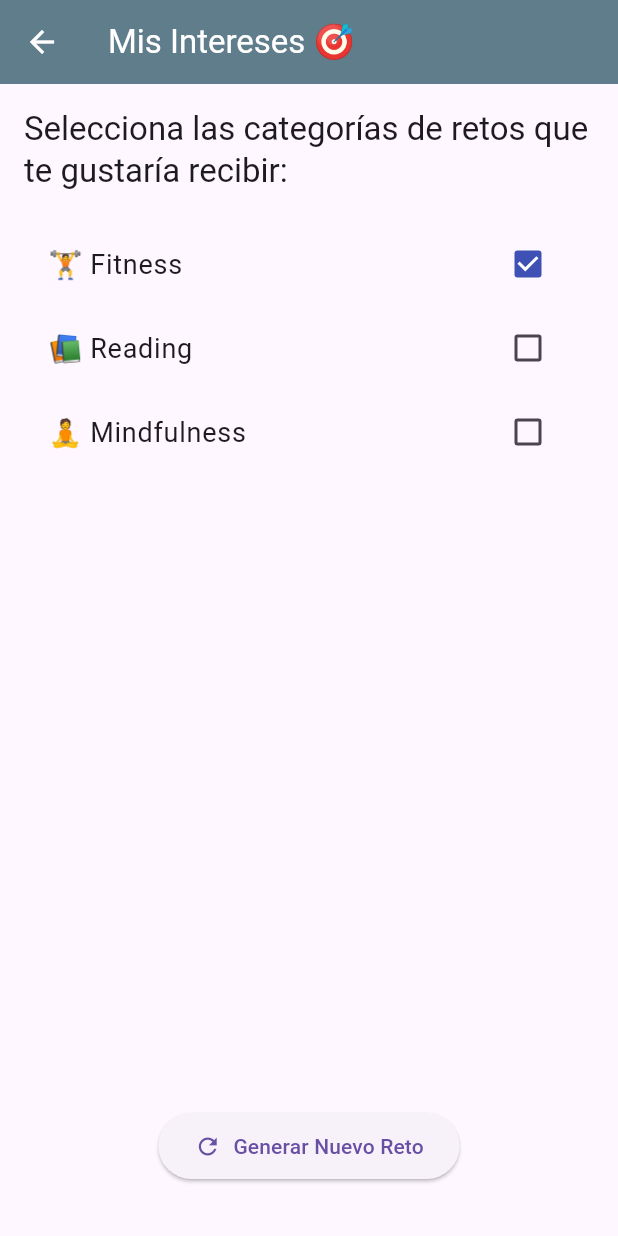
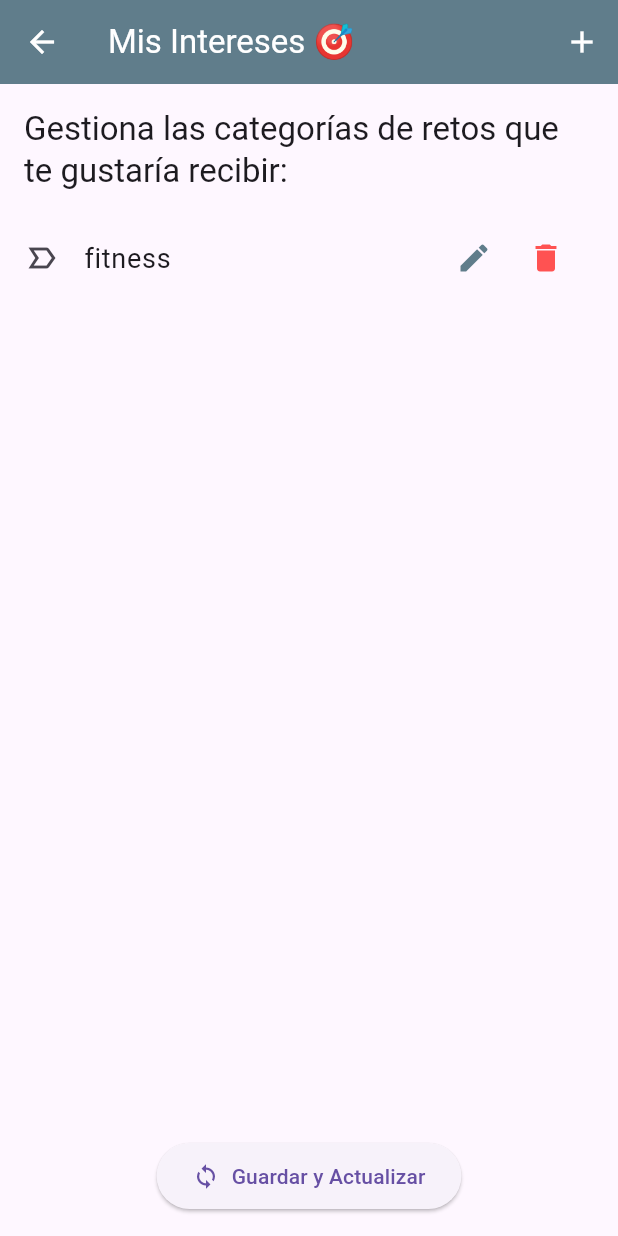
Before and after one commit to JTastico/Retos_Diarios, a Flutter app: the ProfileScreen screen opened directly, on a phone screen of 412 x 824 dp. Run offline on Flutter 3.47's test engine with Material 3 defaults, Android fonts, the phone set to English and light mode, and no system bars; our stand-ins replace confetti, flutter_local_notifications, flutter_svg, google_generative_ai, permission_handler, shared_preferences; missing offline and left inert: flutter_background_service; accounts and stored records are empty.

Commit message:
tipo de reto CRUD y seleccion

```diff
--- a/lib/models/challenge.dart
+++ b/lib/models/challenge.dart
@@ -1,18 +1,17 @@
 // lib/models/challenge.dart
 
-enum ChallengeType { fitness, reading, mindfulness }
+// ASEGÚRATE DE QUE EL ENUM 'ChallengeType' YA NO EXISTA EN ESTE ARCHIVO.
 
 class Challenge {
   final String id;
   final String title;
   final String description;
-  final ChallengeType type;
+  final String type; // Esto ahora es un String.
   final DateTime date;
 
-  // --- CAMPOS AÑADIDOS ---
   final bool isTimerBased;
-  final int durationInMinutes; // Duración de una sesión del temporizador
-  final int intervalInMinutes; // Cada cuánto se repite (0 si no se repite)
+  final int durationInMinutes;
+  final int intervalInMinutes;
 
   Challenge({
     required this.id,
@@ -25,13 +24,12 @@ class Challenge {
     this.intervalInMinutes = 0,
   });
 
-  // Fábrica actualizada para manejar los nuevos campos
   factory Challenge.fromJson(Map<String, dynamic> json) {
     return Challenge(
       id: json['id'],
       title: json['title'],
       description: json['description'],
-      type: ChallengeType.values.firstWhere((e) => e.name == json['type']),
+      type: json['type'],
       date: DateTime.parse(json['date']),
       isTimerBased: json['isTimerBased'] ?? false,
       durationInMinutes: json['durationInMinutes'] ?? 0,
--- a/lib/models/user_progress.dart
+++ b/lib/models/user_progress.dart
@@ -1,11 +1,9 @@
 // lib/models/user_progress.dart
-
-import 'challenge.dart';
 
 class UserProgress {
   final Set<String> completedChallengeIds;
   final Set<String> unlockedBadgeIds;
-  final Set<ChallengeType> preferredChallengeTypes;
+  final Set<String> preferredChallengeTypes; // CAMBIADO: de ChallengeType a String
 
   UserProgress({
     required this.completedChallengeIds,
--- a/lib/views/profile_screen.dart
+++ b/lib/views/profile_screen.dart
@@ -3,104 +3,148 @@
 import 'package:flutter/material.dart';
 import 'package:provider/provider.dart';
 import '../controllers/challenge_controller.dart';
-import '../models/challenge.dart';
 
 class ProfileScreen extends StatelessWidget {
   const ProfileScreen({super.key});
 
   @override
   Widget build(BuildContext context) {
-    // Usamos Consumer para reconstruir solo la parte necesaria cuando cambian los datos
+    // Usamos 'Consumer' para acceder al controlador
     return Consumer<ChallengeController>(
       builder: (context, controller, child) {
-        final currentPrefs = controller.userProgress?.preferredChallengeTypes ?? {};
+        final interests = controller.userProgress?.preferredChallengeTypes.toList() ?? [];
 
         return Scaffold(
           appBar: AppBar(
             title: const Text('Mis Intereses 🎯'),
             backgroundColor: Colors.blueGrey,
             foregroundColor: Colors.white,
+            actions: [
+              IconButton(
+                icon: const Icon(Icons.add),
+                onPressed: () => _showInterestDialog(context, controller),
+                tooltip: 'Añadir Interés',
+              ),
+            ],
           ),
           body: controller.isLoading
               ? const Center(child: CircularProgressIndicator())
-              : Padding(
-                  padding: const EdgeInsets.all(16.0),
-                  child: Column(
+              : Column(
                   crossAxisAlignment: CrossAxisAlignment.start,
                   children: [
-                      Text(
-                        'Selecciona las categorías de retos que te gustaría recibir:',
+                    Padding(
+                      padding: const EdgeInsets.all(16.0),
+                      child: Text(
+                        'Gestiona las categorías de retos que te gustaría recibir:',
                         style: Theme.of(context).textTheme.titleLarge,
                       ),
-                      const SizedBox(height: 20),
-                      // Generamos una lista de Checkbox para cada tipo de reto
-                      ...ChallengeType.values.map((type) {
-                        return CheckboxListTile(
-                          title: Text(
-                            '${_getEmojiForType(type)} ${type.name[0].toUpperCase()}${type.name.substring(1)}',
-                            style: const TextStyle(fontSize: 18),
                     ),
-                          value: currentPrefs.contains(type),
-                          onChanged: (bool? isSelected) {
-                            if (isSelected == null) return;
-
-                            Set<ChallengeType> newPrefs = Set.from(currentPrefs);
-                            if (isSelected) {
-                              newPrefs.add(type);
-                            } else {
-                              // Evitar que el usuario deseleccione la última opción
-                              if (newPrefs.length > 1) {
-                                newPrefs.remove(type);
+                    Expanded(
+                      child: ListView.builder(
+                        itemCount: interests.length,
+                        itemBuilder: (context, index) {
+                          final interest = interests[index];
+                          return ListTile(
+                            leading: const Icon(Icons.label_important_outline),
+                            title: Text(interest, style: const TextStyle(fontSize: 18)),
+                            trailing: Row(
+                              mainAxisSize: MainAxisSize.min,
+                              children: [
+                                IconButton(
+                                  icon: const Icon(Icons.edit, color: Colors.blueGrey),
+                                  onPressed: () => _showInterestDialog(context, controller, existingInterest: interest),
+                                ),
+                                IconButton(
+                                  icon: const Icon(Icons.delete, color: Colors.redAccent),
+                                  onPressed: () {
+                                    if (interests.length > 1) {
+                                      controller.deleteInterest(interest);
                                     } else {
                                       ScaffoldMessenger.of(context).showSnackBar(
                                         const SnackBar(
-                                    content: Text('Debes tener al menos una categoría seleccionada.'),
+                                          content: Text('Debes tener al menos un interés.'),
                                           backgroundColor: Colors.red,
                                         ),
                                       );
                                     }
-                            }
-                            controller.updatePreferredTypes(newPrefs);
                                   },
-                          activeColor: Colors.indigo,
+                                ),
+                              ],
+                            ),
                           );
-                      }).toList(),
-                       const Spacer(),
+                        },
+                      ),
+                    ),
                     Center(
+                      child: Padding(
+                        padding: const EdgeInsets.all(16.0),
                         child: ElevatedButton.icon(
-                            icon: const Icon(Icons.refresh),
-                            label: const Text('Generar Nuevo Reto'),
+                          icon: const Icon(Icons.sync),
+                          label: const Text('Guardar y Actualizar'),
                           onPressed: () {
-                              controller.loadInitialData(); // Vuelve a cargar los datos
+                            // --- ESTA ES LA LÍNEA CORREGIDA ---
+                            // Se llama a 'loadUserData' que ahora existe en el controlador.
+                            controller.loadUserData();
                             ScaffoldMessenger.of(context).showSnackBar(
                               const SnackBar(
-                                    content: Text('Generando nuevo reto basado en tus intereses...'),
+                                content: Text('Intereses actualizados. Ve a la pestaña Reto para generar uno nuevo.'),
                                 backgroundColor: Colors.green,
+                                duration: Duration(seconds: 3),
                               ),
                             );
                           },
                           style: ElevatedButton.styleFrom(
-                              padding: const EdgeInsets.symmetric(horizontal: 24, vertical: 12)
+                            padding: const EdgeInsets.symmetric(horizontal: 24, vertical: 12),
                           ),
                         ),
                       ),
-                       const SizedBox(height: 20),
+                    ),
                   ],
-                  ),
                 ),
         );
       },
     );
   }
 
-  String _getEmojiForType(ChallengeType type) {
-    switch (type) {
-      case ChallengeType.fitness:
-        return '🏋️';
-      case ChallengeType.reading:
-        return '📚';
-      case ChallengeType.mindfulness:
-        return '🧘';
+  void _showInterestDialog(BuildContext context, ChallengeController controller, {String? existingInterest}) {
+    final textController = TextEditingController(text: existingInterest);
+    final isEditing = existingInterest != null;
+
+    showDialog(
+      context: context,
+      builder: (dialogContext) {
+        return AlertDialog(
+          title: Text(isEditing ? 'Editar Interés' : 'Añadir Interés'),
+          content: TextField(
+            controller: textController,
+            autofocus: true,
+            decoration: const InputDecoration(
+              labelText: 'Nombre del interés',
+              hintText: 'Ej: Fitness, Lectura, Cocina',
+            ),
+          ),
+          actions: [
+            TextButton(
+              onPressed: () => Navigator.of(dialogContext).pop(),
+              child: const Text('Cancelar'),
+            ),
+            ElevatedButton(
+              onPressed: () {
+                final newInterest = textController.text.trim();
+                if (newInterest.isNotEmpty) {
+                  if (isEditing) {
+                    controller.editInterest(existingInterest!, newInterest);
+                  } else {
+                    controller.addInterest(newInterest);
+                  }
+                  Navigator.of(dialogContext).pop();
+                }
+              },
+              child: const Text('Guardar'),
+            ),
+          ],
+        );
+      },
+    );
   }
 }
-}
```
Also changed, not shown: lib/controllers/challenge_controller.dart (+69 -38 lines), lib/services/challenge_service.dart (+4 -5 lines), lib/services/storage_service.dart (+7 -13 lines), lib/views/home_screen.dart (+120 -62 lines). Lines whose indentation alone changed are shown as unchanged.
